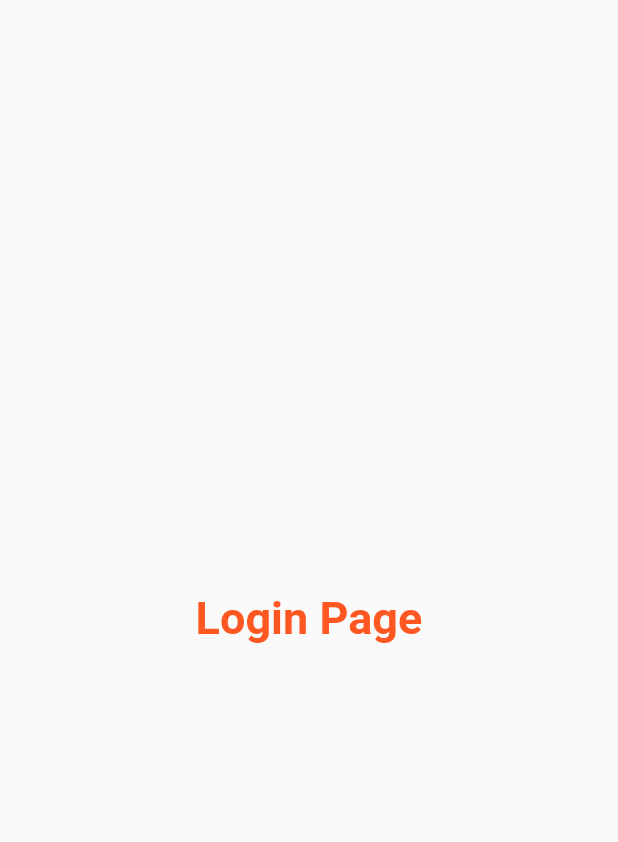
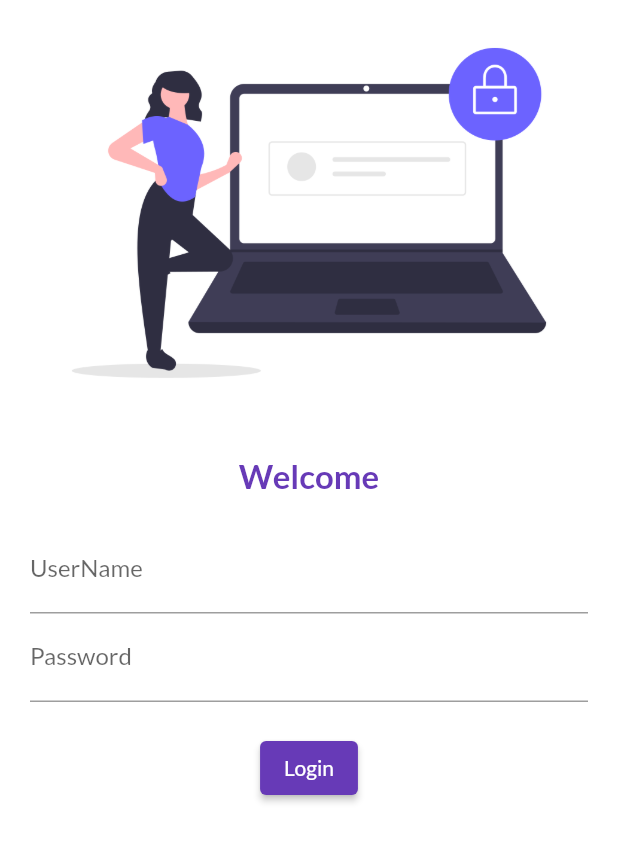
Before and after one commit to priyanka41/FlutterCourse, a Flutter app: the screen it shows after launch, on a phone screen of 412 x 824 dp. Shown: the top 842 px of the screen. Run offline on Flutter 3.47's test engine with Material 2 defaults, Android fonts, the phone set to English and light mode, and no system bars; our stand-ins replace google_fonts.

Commit message:
day4 completed

```diff
--- a/lib/main.dart
+++ b/lib/main.dart
@@ -1,7 +1,7 @@
 import 'package:design1/pages/homepage.dart';
 import 'package:design1/pages/login.dart';
 import 'package:flutter/material.dart';
-
+import 'package:google_fonts/google_fonts.dart';
 
 void main(){
   runApp(MyAApp());
@@ -16,8 +16,9 @@ class MyAApp extends StatelessWidget {
     return MaterialApp(
       debugShowCheckedModeBanner: false,
       theme: ThemeData(
+        fontFamily: GoogleFonts.lato().fontFamily,
         brightness: Brightness.light,
-        primarySwatch: Colors.deepOrange,
+        primarySwatch: Colors.deepPurple,
       ),
      // home: HomePage(),
      initialRoute: '/login',
--- a/lib/pages/login.dart
+++ b/lib/pages/login.dart
@@ -5,15 +5,50 @@ class LoginPage extends StatelessWidget {
   @override
   Widget build(BuildContext context) {
     return Material(
-      child: Center(
-        child: Container(
-          child: Text('Login Page', style: TextStyle(
-            fontWeight: FontWeight.bold,
-            color: Colors.deepOrange,
-            fontSize: 30,
-          ),),
-        ),
-      ),
+      color: Colors.white,
+      child: Column(
+        children: [
+          Image.asset('assets/login.png' ,
+           fit: BoxFit.cover,
+           ),
+           SizedBox(height: 20,),
+           Text('Welcome',
+           style: TextStyle(
+             fontSize: 22,
+             fontWeight: FontWeight.bold,
+             color: Colors.deepPurple,
+           ),
+           ),
+           SizedBox(height: 10,),
+           Padding(
+             padding: const EdgeInsets.symmetric(vertical: 10, horizontal: 20),
+             child: Column(
+               children: [
+                 TextFormField(
+               decoration: InputDecoration(
+                 labelText: 'UserName',
+                 hintText: 'Enter username',
+               ),
+             ),
+              TextFormField(
+                obscureText: true,
+               decoration: InputDecoration(
+                 labelText: 'Password',
+                 hintText: 'Enter Password',
+               ),
+             ),
+             SizedBox(height: 20,),
+             ElevatedButton(
+               onPressed: (){
+                 print('Hi Priyanka');
+               },
+              child: Text('Login'),
+              ),
+            ],
+             ),
+           )
+        ],
+      )
     );
   }
 }
```
Also changed, not shown: pubspec.yaml (+3 -7 lines), assets/login.png (added), pubspec.lock.
